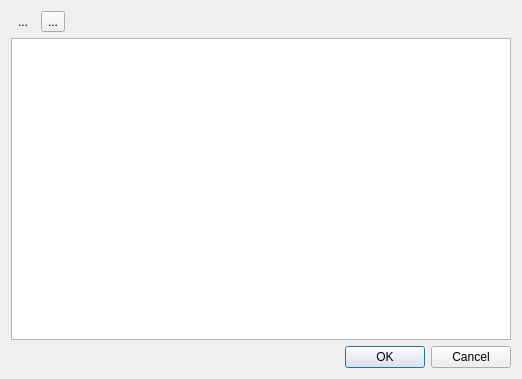
simasvidalino/NeutronFluxCalculation, file Interface/CalFluxNeutron/TableInputDlg.ui: the form before one commit.
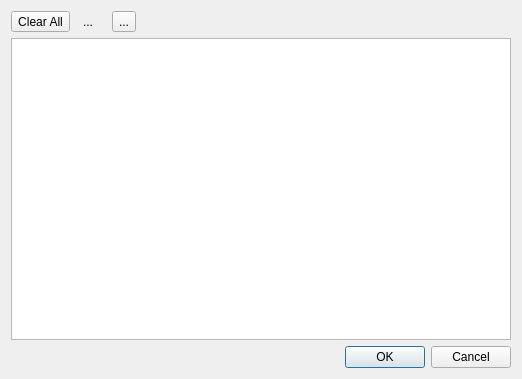
The form after the commit. Icons and pictures are not drawn. Custom widgets are drawn as their Qt base class.

Commit message: SCRUM-99: Feat: Add clear all in TableInputDlg

The edit to the form file:
```diff
--- a/Interface/CalFluxNeutron/TableInputDlg.ui
+++ b/Interface/CalFluxNeutron/TableInputDlg.ui
@@ -14,7 +14,7 @@
    <string>Input</string>
   </property>
   <layout class="QGridLayout" name="gridLayout">
-   <item row="0" column="2">
+   <item row="0" column="4">
     <spacer name="horizontalSpacer">
      <property name="orientation">
       <enum>Qt::Orientation::Horizontal</enum>
@@ -27,7 +27,42 @@
      </property>
     </spacer>
    </item>
-   <item row="2" column="2">
+   <item row="0" column="1">
+    <widget class="QToolButton" name="toolButtonPasteData">
+     <property name="sizePolicy">
+      <sizepolicy hsizetype="Preferred" vsizetype="Preferred">
+       <horstretch>0</horstretch>
+       <verstretch>0</verstretch>
+      </sizepolicy>
+     </property>
+     <property name="text">
+      <string>...</string>
+     </property>
+     <property name="icon">
+      <iconset theme="edit-paste"/>
+     </property>
+     <property name="autoRaise">
+      <bool>true</bool>
+     </property>
+     <property name="arrowType">
+      <enum>Qt::ArrowType::NoArrow</enum>
+     </property>
+    </widget>
+   </item>
+   <item row="0" column="3">
+    <widget class="QToolButton" name="toolButtonCopyData">
+     <property name="text">
+      <string>...</string>
+     </property>
+     <property name="icon">
+      <iconset theme="edit-copy"/>
+     </property>
+     <property name="arrowType">
+      <enum>Qt::ArrowType::NoArrow</enum>
+     </property>
+    </widget>
+   </item>
+   <item row="2" column="4">
     <widget class="QDialogButtonBox" name="buttonBox">
      <property name="orientation">
       <enum>Qt::Orientation::Horizontal</enum>
@@ -37,7 +72,14 @@
      </property>
     </widget>
    </item>
-   <item row="1" column="0" colspan="3">
+   <item row="0" column="0">
+    <widget class="QToolButton" name="toolButtonClearAll">
+     <property name="text">
+      <string>Clear All</string>
+     </property>
+    </widget>
+   </item>
+   <item row="1" column="0" colspan="5">
     <widget class="CustomTableView" name="tableView">
      <property name="sizePolicy">
       <sizepolicy hsizetype="Preferred" vsizetype="Expanding">
@@ -50,41 +92,6 @@
      </property>
     </widget>
    </item>
-   <item row="0" column="0">
-    <widget class="QToolButton" name="toolButtonPasteData">
-     <property name="sizePolicy">
-      <sizepolicy hsizetype="Preferred" vsizetype="Preferred">
-       <horstretch>0</horstretch>
-       <verstretch>0</verstretch>
-      </sizepolicy>
-     </property>
-     <property name="text">
-      <string>...</string>
-     </property>
-     <property name="icon">
-      <iconset theme="edit-paste"/>
-     </property>
-     <property name="autoRaise">
-      <bool>true</bool>
-     </property>
-     <property name="arrowType">
-      <enum>Qt::ArrowType::NoArrow</enum>
-     </property>
-    </widget>
-   </item>
-   <item row="0" column="1">
-    <widget class="QToolButton" name="toolButton">
-     <property name="text">
-      <string>...</string>
-     </property>
-     <property name="icon">
-      <iconset theme="edit-copy"/>
-     </property>
-     <property name="arrowType">
-      <enum>Qt::ArrowType::NoArrow</enum>
-     </property>
-    </widget>
-   </item>
   </layout>
   <action name="actionPaste">
    <property name="checkable">
```
The commit also changes 2 other files.
